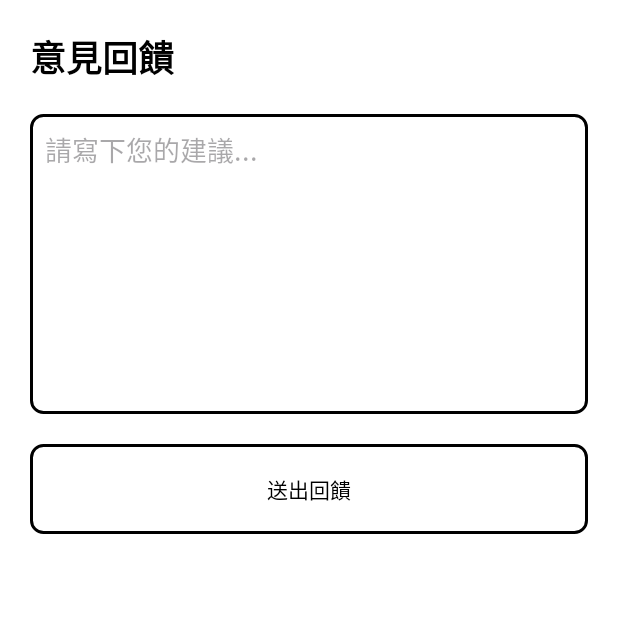
After one commit to JustinYoYo2/MCU104-13202-Group4, an Android app: the fragment FeedbackFragment shown on its own in the app's theme, on a phone screen of 412 x 824 dp, the top half of it. The commit adds this screen. Run offline under Robolectric (Android 15) with nearby library versions, the phone set to English and light mode, and no system bars.

Commit message:
新增回饋與時間記錄功能

```diff
--- /dev/null
+++ b/SummonSimulator/app/src/main/java/com/example/summonsimulator/FeedbackFragment.kt
@@ -0,0 +1,48 @@
+package com.example.summonsimulator
+
+import android.os.Bundle
+import androidx.fragment.app.Fragment
+import android.view.LayoutInflater
+import android.view.View
+import android.view.ViewGroup
+import android.widget.Button
+import android.widget.EditText
+import android.widget.Toast
+
+class FeedbackFragment : Fragment() {
+
+    override fun onCreateView(
+        inflater: LayoutInflater, container: ViewGroup?,
+        savedInstanceState: Bundle?
+    ): View? {
+        return inflater.inflate(R.layout.fragment_feedback, container, false)
+    }
+
+    override fun onViewCreated(view: View, savedInstanceState: Bundle?) {
+        super.onViewCreated(view, savedInstanceState)
+
+        val editFeedback = view.findViewById<EditText>(R.id.edit_feedback)
+        val btnSubmit = view.findViewById<Button>(R.id.btn_submit_feedback)
+
+        btnSubmit.setOnClickListener {
+            val content = editFeedback.text.toString()
+            if (content.isNotBlank()) {
+                // 這裡可以實作存入資料庫或傳送到後台的邏輯
+                Toast.makeText(context, "感謝您的回饋！", Toast.LENGTH_SHORT).show()
+                editFeedback.text.clear()
+            } else {
+                Toast.makeText(context, "請輸入內容", Toast.LENGTH_SHORT).show()
+            }
+        }
+    }
+
+    override fun onResume() {
+        super.onResume()
+        TimeTracker.start() // 🌟 使用紀錄計時開始
+    }
+
+    override fun onPause() {
+        super.onPause()
+        TimeTracker.stop(requireContext(), "回饋頁面(FeedbackFragment)") // 🌟 結束計時
+    }
+}
--- a/SummonSimulator/app/src/main/java/com/example/summonsimulator/MainViewPagerAdapter.kt
+++ b/SummonSimulator/app/src/main/java/com/example/summonsimulator/MainViewPagerAdapter.kt
@@ -3,15 +3,18 @@ package com.example.summonsimulator
 import androidx.fragment.app.Fragment
 import androidx.fragment.app.FragmentActivity
 import androidx.viewpager2.adapter.FragmentStateAdapter
+
 class MainViewPagerAdapter(fragmentActivity: FragmentActivity) : FragmentStateAdapter(fragmentActivity) {
 
-    override fun getItemCount() = 3
+    // 🌟 修改為 4 個分頁
+    override fun getItemCount() = 4
 
     override fun createFragment(position: Int): Fragment {
         return when(position) {
             0 -> SettingFragment()
             1 -> MainContentFragment()
             2 -> TopUpFragment()
+            3 -> FeedbackFragment() // 🌟 新增回饋頁面
             else -> MainContentFragment()
         }
     }
--- /dev/null
+++ b/SummonSimulator/app/src/main/java/com/example/summonsimulator/TimeTracker.kt
@@ -0,0 +1,22 @@
+package com.example.summonsimulator
+
+import android.content.Context
+import java.text.SimpleDateFormat
+import java.util.*
+
+object TimeTracker {
+    private var startTime: Long = 0
+    private var formattedStart: String = ""
+
+    fun start() {
+        startTime = System.currentTimeMillis()
+        formattedStart = SimpleDateFormat("yyyy-MM-dd HH:mm:ss", Locale.getDefault()).format(Date())
+    }
+
+    fun stop(context: Context, pageName: String) {
+        if (startTime == 0L) return
+        val duration = (System.currentTimeMillis() - startTime) / 1000
+        SSDBHelper(context).insertUsageLog(pageName, formattedStart, duration)
+        startTime = 0
+    }
+}
--- /dev/null
+++ b/SummonSimulator/app/src/main/res/layout/fragment_feedback.xml
@@ -0,0 +1,39 @@
+<?xml version="1.0" encoding="utf-8"?>
+<LinearLayout xmlns:android="http://schemas.android.com/apk/res/android"
+    xmlns:app="http://schemas.android.com/apk/res-auto"
+    android:layout_width="match_parent"
+    android:layout_height="match_parent"
+    android:orientation="vertical"
+    android:padding="20dp"
+    android:background="@android:color/white">
+
+    <TextView
+        android:layout_width="wrap_content"
+        android:layout_height="wrap_content"
+        android:text="意見回饋"
+        android:textSize="24sp"
+        android:textStyle="bold"
+        android:textColor="@android:color/black"
+        android:layout_marginBottom="20dp"/>
+
+    <EditText
+        android:id="@+id/edit_feedback"
+        android:layout_width="match_parent"
+        android:layout_height="200dp"
+        android:background="@drawable/button_border_white_bg"
+        android:gravity="top"
+        android:hint="請寫下您的建議..."
+        android:padding="10dp"
+        android:textColor="@android:color/black" />
+
+    <Button
+        android:id="@+id/btn_submit_feedback"
+        android:layout_width="match_parent"
+        android:layout_height="60dp"
+        android:layout_marginTop="20dp"
+        android:background="@drawable/button_border_white_bg"
+        android:text="送出回饋"
+        android:textColor="@android:color/black"
+        app:backgroundTint="@null" />
+
+</LinearLayout>
```
Also changed, not shown: SummonSimulator/app/src/main/AndroidManifest.xml (+21 -6 lines), SummonSimulator/app/src/main/java/com/example/summonsimulator/GachaActivity.kt (+8 -5 lines), SummonSimulator/app/src/main/java/com/example/summonsimulator/GachaSettings.java (+22 -33 lines), SummonSimulator/app/src/main/java/com/example/summonsimulator/MainContentFragment.kt (+10 -0 lines), SummonSimulator/app/src/main/java/com/example/summonsimulator/SSDBHelper.kt (+127 -170 lines), SummonSimulator/app/src/main/java/com/example/summonsimulator/SettingFragment.kt (+7 -1 lines), SummonSimulator/app/src/main/java/com/example/summonsimulator/TopUpFragment.kt (+7 -0 lines), 1 other file.
